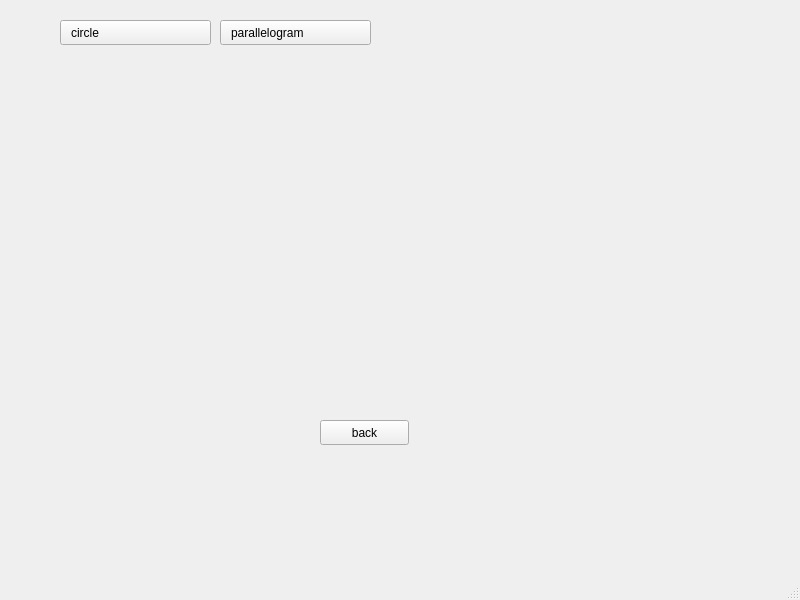
Jelena-Zivovic/RS014-geek-calculator, file src/geek-calculator/mainwindow.ui: the form before one commit.
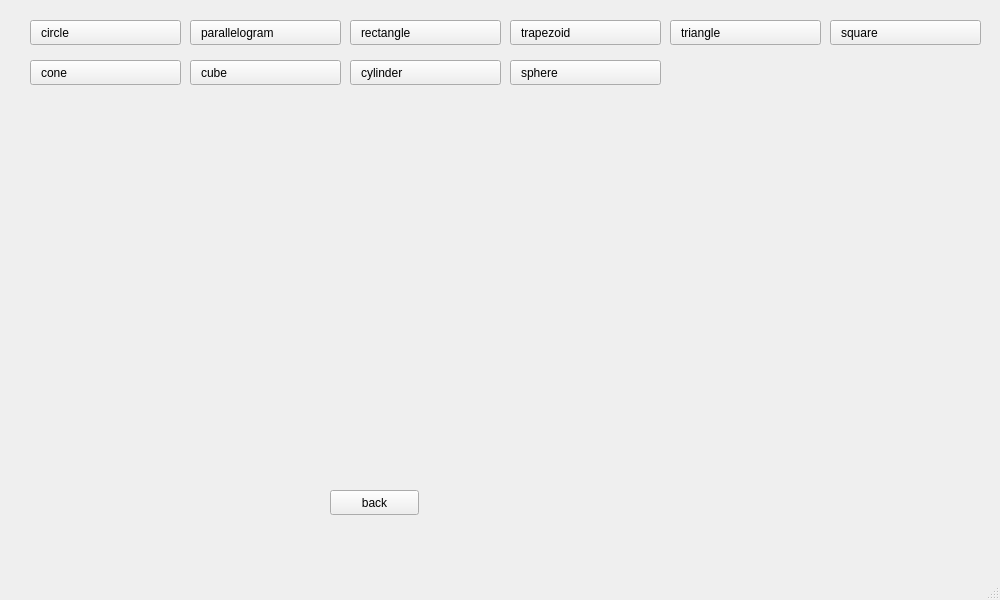
The form after the commit. Custom widgets are drawn as their Qt base class.

Commit message: more button on geometry page added

The edit to the form file:
```diff
--- a/src/geek-calculator/mainwindow.ui
+++ b/src/geek-calculator/mainwindow.ui
@@ -6,7 +6,7 @@
    <rect>
     <x>0</x>
     <y>0</y>
-    <width>800</width>
+    <width>1000</width>
     <height>600</height>
    </rect>
   </property>
@@ -17,9 +17,9 @@
    <widget class="QStackedWidget" name="stackedWidgets">
     <property name="geometry">
      <rect>
-      <x>40</x>
+      <x>10</x>
       <y>-10</y>
-      <width>771</width>
+      <width>991</width>
       <height>551</height>
      </rect>
     </property>
@@ -1570,8 +1570,8 @@
      <widget class="QPushButton" name="goToMainPageFromGeometryButton">
       <property name="geometry">
        <rect>
-        <x>280</x>
-        <y>430</y>
+        <x>320</x>
+        <y>500</y>
         <width>89</width>
         <height>25</height>
        </rect>
@@ -1651,6 +1651,230 @@
        </size>
       </property>
      </widget>
+     <widget class="QPushButton" name="rectangleButton">
+      <property name="geometry">
+       <rect>
+        <x>340</x>
+        <y>30</y>
+        <width>151</width>
+        <height>25</height>
+       </rect>
+      </property>
+      <property name="cursor">
+       <cursorShape>PointingHandCursor</cursorShape>
+      </property>
+      <property name="layoutDirection">
+       <enum>Qt::RightToLeft</enum>
+      </property>
+      <property name="styleSheet">
+       <string notr="true">QPushButton#rectangleButton {
+	text-align: left;
+	padding: 0px 10px 0px 10px;
+}</string>
+      </property>
+      <property name="text">
+       <string>rectangle</string>
+      </property>
+      <property name="iconSize">
+       <size>
+        <width>18</width>
+        <height>18</height>
+       </size>
+      </property>
+     </widget>
+     <widget class="QPushButton" name="trapezoidButton">
+      <property name="geometry">
+       <rect>
+        <x>500</x>
+        <y>30</y>
+        <width>151</width>
+        <height>25</height>
+       </rect>
+      </property>
+      <property name="cursor">
+       <cursorShape>PointingHandCursor</cursorShape>
+      </property>
+      <property name="layoutDirection">
+       <enum>Qt::RightToLeft</enum>
+      </property>
+      <property name="styleSheet">
+       <string notr="true">QPushButton#trapezoidButton {
+	text-align: left;
+	padding: 0px 10px 0px 10px;
+}</string>
+      </property>
+      <property name="text">
+       <string>trapezoid</string>
+      </property>
+      <property name="iconSize">
+       <size>
+        <width>18</width>
+        <height>18</height>
+       </size>
+      </property>
+     </widget>
+     <widget class="QPushButton" name="triangleButton">
+      <property name="geometry">
+       <rect>
+        <x>660</x>
+        <y>30</y>
+        <width>151</width>
+        <height>25</height>
+       </rect>
+      </property>
+      <property name="cursor">
+       <cursorShape>PointingHandCursor</cursorShape>
+      </property>
+      <property name="layoutDirection">
+       <enum>Qt::RightToLeft</enum>
+      </property>
+      <property name="styleSheet">
+       <string notr="true">QPushButton#triangleButton {
+	text-align: left;
+	padding: 0px 10px 0px 10px;
+}</string>
+      </property>
+      <property name="text">
+       <string>triangle</string>
+      </property>
+     </widget>
+     <widget class="QPushButton" name="coneButton">
+      <property name="geometry">
+       <rect>
+        <x>20</x>
+        <y>70</y>
+        <width>151</width>
+        <height>25</height>
+       </rect>
+      </property>
+      <property name="cursor">
+       <cursorShape>PointingHandCursor</cursorShape>
+      </property>
+      <property name="layoutDirection">
+       <enum>Qt::RightToLeft</enum>
+      </property>
+      <property name="styleSheet">
+       <string notr="true">QPushButton#coneButton {
+	text-align: left;
+	padding: 0px 10px 0px 10px;
+}</string>
+      </property>
+      <property name="text">
+       <string>cone</string>
+      </property>
+      <property name="iconSize">
+       <size>
+        <width>30</width>
+        <height>16</height>
+       </size>
+      </property>
+     </widget>
+     <widget class="QPushButton" name="cubeButton">
+      <property name="geometry">
+       <rect>
+        <x>180</x>
+        <y>70</y>
+        <width>151</width>
+        <height>25</height>
+       </rect>
+      </property>
+      <property name="cursor">
+       <cursorShape>PointingHandCursor</cursorShape>
+      </property>
+      <property name="layoutDirection">
+       <enum>Qt::RightToLeft</enum>
+      </property>
+      <property name="styleSheet">
+       <string notr="true">QPushButton#cubeButton {
+	text-align: left;
+	padding: 0px 10px 0px 10px;
+}</string>
+      </property>
+      <property name="text">
+       <string>cube</string>
+      </property>
+     </widget>
+     <widget class="QPushButton" name="cylinderButton">
+      <property name="geometry">
+       <rect>
+        <x>340</x>
+        <y>70</y>
+        <width>151</width>
+        <height>25</height>
+       </rect>
+      </property>
+      <property name="cursor">
+       <cursorShape>PointingHandCursor</cursorShape>
+      </property>
+      <property name="layoutDirection">
+       <enum>Qt::RightToLeft</enum>
+      </property>
+      <property name="styleSheet">
+       <string notr="true">QPushButton#cylinderButton {
+	text-align: left;
+	padding: 0px 10px 0px 10px;
+}</string>
+      </property>
+      <property name="text">
+       <string>cylinder</string>
+      </property>
+     </widget>
+     <widget class="QPushButton" name="squareButton">
+      <property name="geometry">
+       <rect>
+        <x>820</x>
+        <y>30</y>
+        <width>151</width>
+        <height>25</height>
+       </rect>
+      </property>
+      <property name="cursor">
+       <cursorShape>PointingHandCursor</cursorShape>
+      </property>
+      <property name="layoutDirection">
+       <enum>Qt::RightToLeft</enum>
+      </property>
+      <property name="styleSheet">
+       <string notr="true">QPushButton#squareButton {
+	text-align: left;
+	padding: 0px 10px 0px 10px;
+}</string>
+      </property>
+      <property name="text">
+       <string>square</string>
+      </property>
+      <property name="iconSize">
+       <size>
+        <width>18</width>
+        <height>18</height>
+       </size>
+      </property>
+     </widget>
+     <widget class="QPushButton" name="sphereButton">
+      <property name="geometry">
+       <rect>
+        <x>500</x>
+        <y>70</y>
+        <width>151</width>
+        <height>25</height>
+       </rect>
+      </property>
+      <property name="cursor">
+       <cursorShape>PointingHandCursor</cursorShape>
+      </property>
+      <property name="layoutDirection">
+       <enum>Qt::RightToLeft</enum>
+      </property>
+      <property name="styleSheet">
+       <string notr="true">QPushButton#sphereButton {
+	text-align: left;
+	padding: 0px 10px 0px 10px;
+}</string>
+      </property>
+      <property name="text">
+       <string>sphere</string>
+      </property>
+     </widget>
     </widget>
    </widget>
   </widget>
```
Left out of the diff: 8 changed lines with no effect on the pictures. The commit also changes 11 other files.
